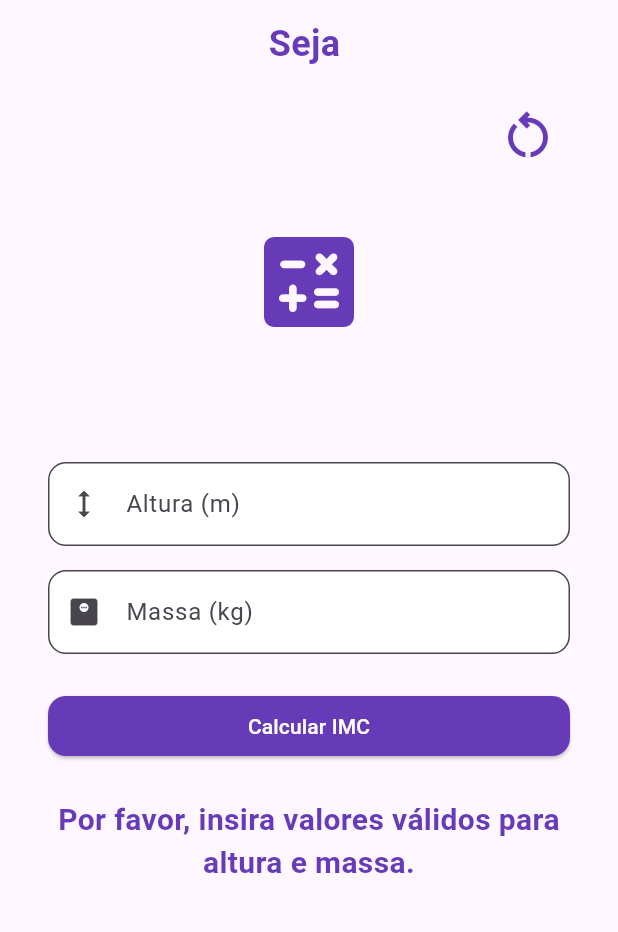
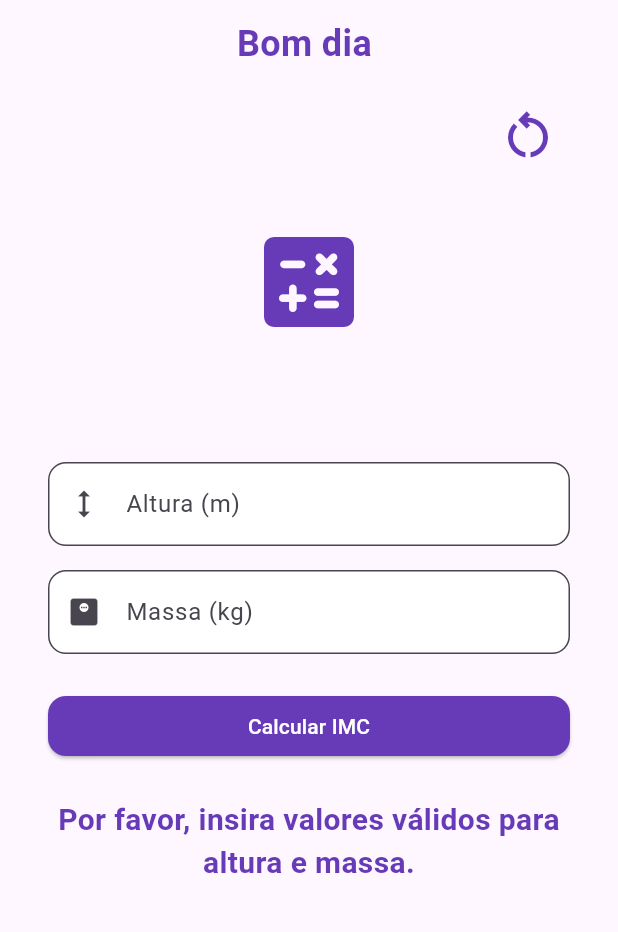
Before and after one commit to rafaelvieiramaximo/Calculadora-IMMC, a Flutter app: the CalculatorPage screen opened directly with empty values, after a tap on "Calcular IMC", on a phone screen of 412 x 824 dp, the part 84-1016 px from its top. Run offline on Flutter 3.47's test engine with Material 3 defaults, Android fonts, the light colour scheme and no system bars; our stand-ins replace sqflite; accounts and stored records are empty.

Commit message:
feat: add user greeting and username retrieval in CalculatorPage; refactor to improve user experience

```diff
--- a/lib/controller/control_calc.dart
+++ b/lib/controller/control_calc.dart
@@ -6,6 +6,17 @@ class CalculatorController {
 
   String? resultado;
   String? categoria = '';
+
+  String getTimeGreeting() {
+    final hour = DateTime.now().hour;
+    if (hour >= 5 && hour < 12) {
+      return 'Bom dia';
+    } else if (hour >= 12 && hour < 18) {
+      return 'Boa tarde';
+    } else {
+      return 'Boa noite';
+    }
+  }
 
   void calcularIMC(VoidCallback setStateCallback) {
     final altura = double.tryParse(alturaController.text.replaceAll(',', '.'));
--- a/lib/database.dart
+++ b/lib/database.dart
@@ -46,6 +46,11 @@ class DataBaseHelper {
     }, conflictAlgorithm: ConflictAlgorithm.replace);
   }
 
+  Future<String> getName(String email) async {
+    final user = await getUser(email);
+    return user?['name'] ?? '';
+  }
+
   Future<Map<String, dynamic>?> getUser(String email) async {
     final db = await database;
     final List<Map<String, dynamic>> users = await db.query(
--- a/lib/view/calculator.dart
+++ b/lib/view/calculator.dart
@@ -1,10 +1,12 @@
 import 'package:flutter/material.dart';
 import 'package:calculadora_immc/style/style.dart';
 import 'package:calculadora_immc/controller/control_calc.dart';
+import 'package:calculadora_immc/database.dart';
 
 class CalculatorPage extends StatefulWidget {
-  final String title;
-  const CalculatorPage({super.key, required this.title, required String email});
+  final String email;
+
+  const CalculatorPage({super.key, required this.email});
 
   @override
   State<CalculatorPage> createState() => _CalculatorPageState();
@@ -12,6 +14,21 @@ class CalculatorPage extends StatefulWidget {
 
 class _CalculatorPageState extends State<CalculatorPage> {
   final CalculatorController _controller = CalculatorController();
+  final DataBaseHelper _database = DataBaseHelper();
+  String? _userName;
+
+  @override
+  void initState() {
+    super.initState();
+    _loadUserName();
+  }
+
+  Future<void> _loadUserName() async {
+    final name = await _database.getName(widget.email);
+    setState(() {
+      _userName = name;
+    });
+  }
 
   @override
   Widget build(BuildContext context) {
@@ -37,7 +54,7 @@ class _CalculatorPageState extends State<CalculatorPage> {
           child: Column(
             children: [
               Text(
-                'Seja ',
+                '${_controller.getTimeGreeting()} ${_userName ?? ''}',
                 style: TextStyle(
                   fontSize: 24,
                   fontWeight: FontWeight.bold,
--- a/lib/view/tela_login.dart
+++ b/lib/view/tela_login.dart
@@ -26,11 +26,7 @@ class loginScreenState extends State<LoginScreen> {
         Navigator.push(
           context,
           MaterialPageRoute(
-            builder:
-                (context) => CalculatorPage(
-                  email: emailController.text,
-                  title: 'Calculadora IMC',
-                ),
+            builder: (context) => CalculatorPage(email: user['email']),
           ),
         );
       } else {
```
